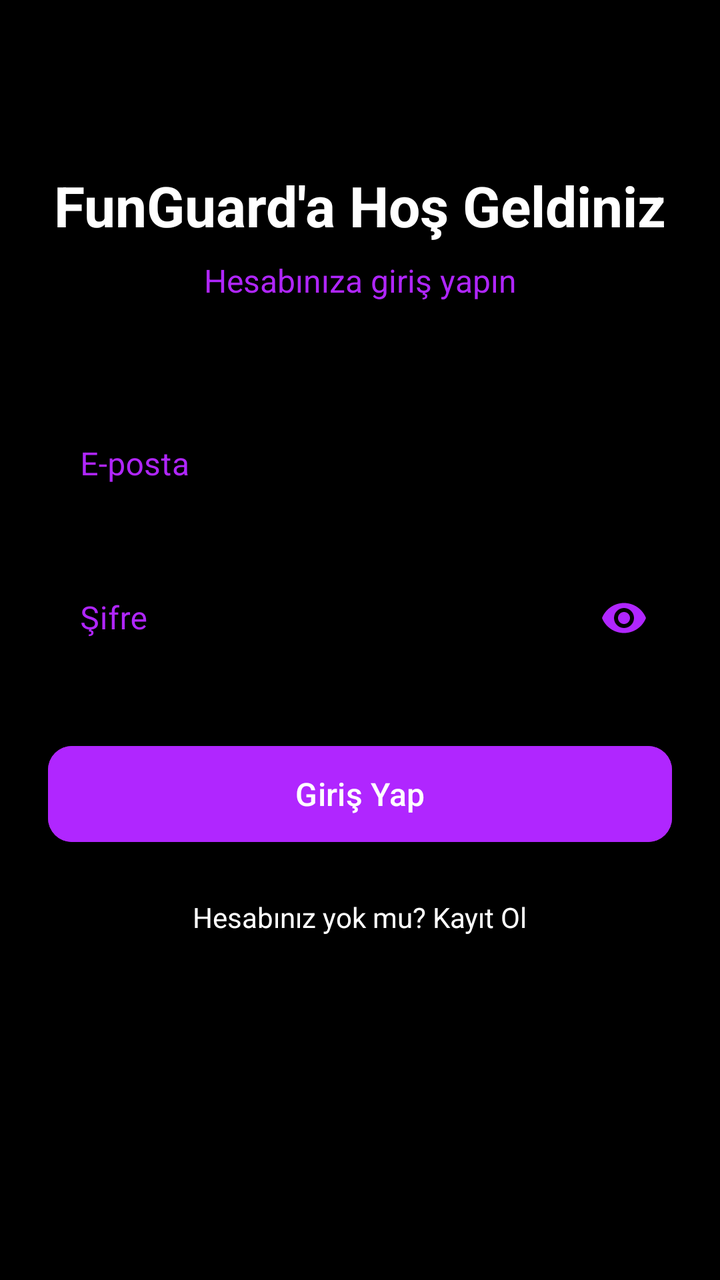
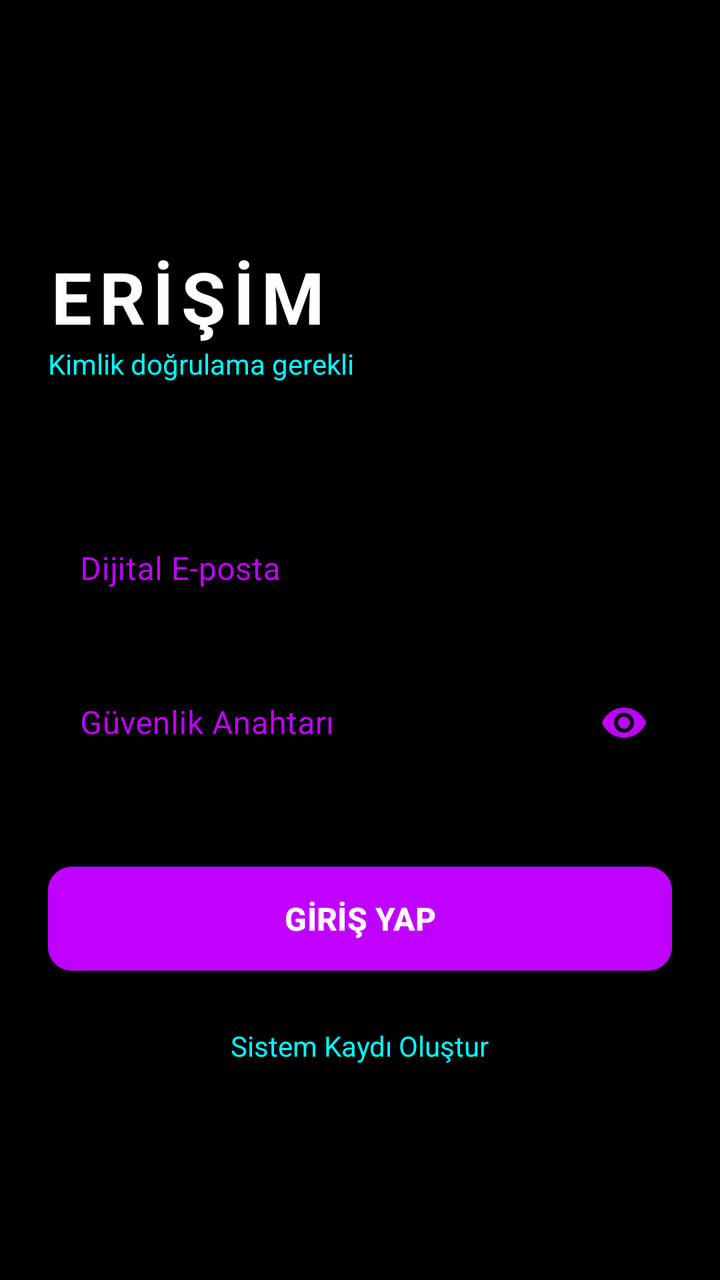

Before-and-after screenshots of an Android layout around one commit, followed by the original layout XML and the change that was made.
<!-- AndroidManifest.xml: activity theme Theme.FunGuard.NoActionBar -->
<!-- res/layout/activity_login.xml -->
<?xml version="1.0" encoding="utf-8"?>
<androidx.constraintlayout.widget.ConstraintLayout xmlns:android="http://schemas.android.com/apk/res/android"
    xmlns:app="http://schemas.android.com/apk/res-auto"
    android:layout_width="match_parent"
    android:layout_height="match_parent"
    android:background="@color/black"
    android:padding="24dp">

    <TextView
        android:id="@+id/tv_login_title"
        android:layout_width="wrap_content"
        android:layout_height="wrap_content"
        android:layout_marginTop="60dp"
        android:text="FunGuard'a Hoş Geldiniz"
        android:textColor="@color/white"
        android:textSize="28sp"
        android:textStyle="bold"
        app:layout_constraintEnd_toEndOf="parent"
        app:layout_constraintStart_toStartOf="parent"
        app:layout_constraintTop_toTopOf="parent" />

    <TextView
        android:id="@+id/tv_login_subtitle"
        android:layout_width="wrap_content"
        android:layout_height="wrap_content"
        android:layout_marginTop="8dp"
        android:text="Hesabınıza giriş yapın"
        android:textColor="@color/neon_purple"
        android:textSize="16sp"
        app:layout_constraintEnd_toEndOf="parent"
        app:layout_constraintStart_toStartOf="parent"
        app:layout_constraintTop_toBottomOf="@id/tv_login_title" />

    <com.google.android.material.textfield.TextInputLayout
        android:id="@+id/til_email"
        style="@style/Widget.MaterialComponents.TextInputLayout.OutlinedBox"
        android:layout_width="match_parent"
        android:layout_height="wrap_content"
        android:layout_marginTop="48dp"
        android:hint="E-posta"
        android:textColorHint="@color/neon_purple"
        app:boxStrokeColor="@color/neon_purple"
        app:hintTextColor="@color/neon_purple"
        app:layout_constraintTop_toBottomOf="@id/tv_login_subtitle">

        <com.google.android.material.textfield.TextInputEditText
            android:id="@+id/et_email"
            android:layout_width="match_parent"
            android:layout_height="wrap_content"
            android:inputType="textEmailAddress"
            android:textColor="@color/white" />
    </com.google.android.material.textfield.TextInputLayout>

    <com.google.android.material.textfield.TextInputLayout
        android:id="@+id/til_password"
        style="@style/Widget.MaterialComponents.TextInputLayout.OutlinedBox"
        android:layout_width="match_parent"
        android:layout_height="wrap_content"
        android:layout_marginTop="16dp"
        android:hint="Şifre"
        android:textColorHint="@color/neon_purple"
        app:boxStrokeColor="@color/neon_purple"
        app:hintTextColor="@color/neon_purple"
        app:passwordToggleEnabled="true"
        app:passwordToggleTint="@color/neon_purple"
        app:layout_constraintTop_toBottomOf="@id/til_email">

        <com.google.android.material.textfield.TextInputEditText
            android:id="@+id/et_password"
            android:layout_width="match_parent"
            android:layout_height="wrap_content"
            android:inputType="textPassword"
            android:textColor="@color/white" />
    </com.google.android.material.textfield.TextInputLayout>

    <com.google.android.material.button.MaterialButton
        android:id="@+id/btn_login"
        android:layout_width="match_parent"
        android:layout_height="56dp"
        android:layout_marginTop="32dp"
        android:backgroundTint="@color/neon_purple"
        android:text="Giriş Yap"
        android:textAllCaps="false"
        android:textSize="16sp"
        app:cornerRadius="12dp"
        app:layout_constraintTop_toBottomOf="@id/til_password" />

    <TextView
        android:id="@+id/tv_go_to_register"
        android:layout_width="wrap_content"
        android:layout_height="wrap_content"
        android:layout_marginTop="24dp"
        android:text="Hesabınız yok mu? Kayıt Ol"
        android:textColor="@color/white"
        app:layout_constraintEnd_toEndOf="parent"
        app:layout_constraintStart_toStartOf="parent"
        app:layout_constraintTop_toBottomOf="@id/btn_login" />

    <ProgressBar
        android:id="@+id/pb_loading"
        android:layout_width="wrap_content"
        android:layout_height="wrap_content"
        android:visibility="gone"
        android:indeterminateTint="@color/neon_purple"
        app:layout_constraintBottom_toBottomOf="parent"
        app:layout_constraintEnd_toEndOf="parent"
        app:layout_constraintStart_toStartOf="parent"
        app:layout_constraintTop_toTopOf="parent" />

</androidx.constraintlayout.widget.ConstraintLayout>
<!-- resources referenced by this layout -->
<resources>
  <color name="black">#000000</color>
  <color name="neon_purple">#B026FF</color>
  <color name="white">#FFFFFF</color>
  <style name="Theme.FunGuard.NoActionBar">
          <item name="windowActionBar">false</item>
          <item name="windowNoTitle">true</item>
      </style>
</resources>

<!-- the commit's change to res/layout/activity_login.xml (unified diff, before → after) -->
@@ -10,12 +10,12 @@
         android:id="@+id/tv_login_title"
         android:layout_width="wrap_content"
         android:layout_height="wrap_content"
-        android:layout_marginTop="60dp"
-        android:text="FunGuard'a Hoş Geldiniz"
+        android:layout_marginTop="100dp"
+        android:text="ERİŞİM"
         android:textColor="@color/white"
-        android:textSize="28sp"
+        android:textSize="36sp"
         android:textStyle="bold"
-        app:layout_constraintEnd_toEndOf="parent"
+        android:letterSpacing="0.1"
         app:layout_constraintStart_toStartOf="parent"
         app:layout_constraintTop_toTopOf="parent" />
 
@@ -23,12 +23,10 @@
         android:id="@+id/tv_login_subtitle"
         android:layout_width="wrap_content"
         android:layout_height="wrap_content"
-        android:layout_marginTop="8dp"
-        android:text="Hesabınıza giriş yapın"
-        android:textColor="@color/neon_purple"
-        android:textSize="16sp"
-        app:layout_constraintEnd_toEndOf="parent"
-        app:layout_constraintStart_toStartOf="parent"
+        android:text="Kimlik doğrulama gerekli"
+        android:textColor="@color/neon_cyan"
+        android:textSize="14sp"
+        app:layout_constraintStart_toStartOf="@id/tv_login_title"
         app:layout_constraintTop_toBottomOf="@id/tv_login_title" />
 
     <com.google.android.material.textfield.TextInputLayout
@@ -36,18 +34,16 @@
         style="@style/Widget.MaterialComponents.TextInputLayout.OutlinedBox"
         android:layout_width="match_parent"
         android:layout_height="wrap_content"
-        android:layout_marginTop="48dp"
-        android:hint="E-posta"
+        android:layout_marginTop="60dp"
+        android:hint="Dijital E-posta"
         android:textColorHint="@color/neon_purple"
         app:boxStrokeColor="@color/neon_purple"
         app:hintTextColor="@color/neon_purple"
         app:layout_constraintTop_toBottomOf="@id/tv_login_subtitle">
-
         <com.google.android.material.textfield.TextInputEditText
             android:id="@+id/et_email"
             android:layout_width="match_parent"
             android:layout_height="wrap_content"
-            android:inputType="textEmailAddress"
             android:textColor="@color/white" />
     </com.google.android.material.textfield.TextInputLayout>
 
@@ -57,14 +53,13 @@
         android:layout_width="match_parent"
         android:layout_height="wrap_content"
         android:layout_marginTop="16dp"
-        android:hint="Şifre"
+        android:hint="Güvenlik Anahtarı"
         android:textColorHint="@color/neon_purple"
         app:boxStrokeColor="@color/neon_purple"
         app:hintTextColor="@color/neon_purple"
         app:passwordToggleEnabled="true"
         app:passwordToggleTint="@color/neon_purple"
         app:layout_constraintTop_toBottomOf="@id/til_email">
-
         <com.google.android.material.textfield.TextInputEditText
             android:id="@+id/et_password"
             android:layout_width="match_parent"
@@ -76,12 +71,13 @@
     <com.google.android.material.button.MaterialButton
         android:id="@+id/btn_login"
         android:layout_width="match_parent"
-        android:layout_height="56dp"
-        android:layout_marginTop="32dp"
+        android:layout_height="60dp"
+        android:layout_marginTop="40dp"
         android:backgroundTint="@color/neon_purple"
-        android:text="Giriş Yap"
-        android:textAllCaps="false"
+        android:text="GİRİŞ YAP"
+        android:textAllCaps="true"
         android:textSize="16sp"
+        android:textStyle="bold"
         app:cornerRadius="12dp"
         app:layout_constraintTop_toBottomOf="@id/til_password" />
 
@@ -90,21 +86,10 @@
         android:layout_width="wrap_content"
         android:layout_height="wrap_content"
         android:layout_marginTop="24dp"
-        android:text="Hesabınız yok mu? Kayıt Ol"
-        android:textColor="@color/white"
+        android:text="Sistem Kaydı Oluştur"
+        android:textColor="@color/neon_cyan"
         app:layout_constraintEnd_toEndOf="parent"
         app:layout_constraintStart_toStartOf="parent"
         app:layout_constraintTop_toBottomOf="@id/btn_login" />
 
-    <ProgressBar
-        android:id="@+id/pb_loading"
-        android:layout_width="wrap_content"
-        android:layout_height="wrap_content"
-        android:visibility="gone"
-        android:indeterminateTint="@color/neon_purple"
-        app:layout_constraintBottom_toBottomOf="parent"
-        app:layout_constraintEnd_toEndOf="parent"
-        app:layout_constraintStart_toStartOf="parent"
-        app:layout_constraintTop_toTopOf="parent" />
-
 </androidx.constraintlayout.widget.ConstraintLayout>
<!-- resource entries referenced after the edit -->
@@ -1,7 +1,8 @@
 <!-- resources referenced by this layout -->
 <resources>
   <color name="black">#000000</color>
-  <color name="neon_purple">#B026FF</color>
+  <color name="neon_cyan">#00FFFF</color>
+  <color name="neon_purple">#BF00FF</color>
   <color name="white">#FFFFFF</color>
   <style name="Theme.FunGuard.NoActionBar">
           <item name="windowActionBar">false</item>
